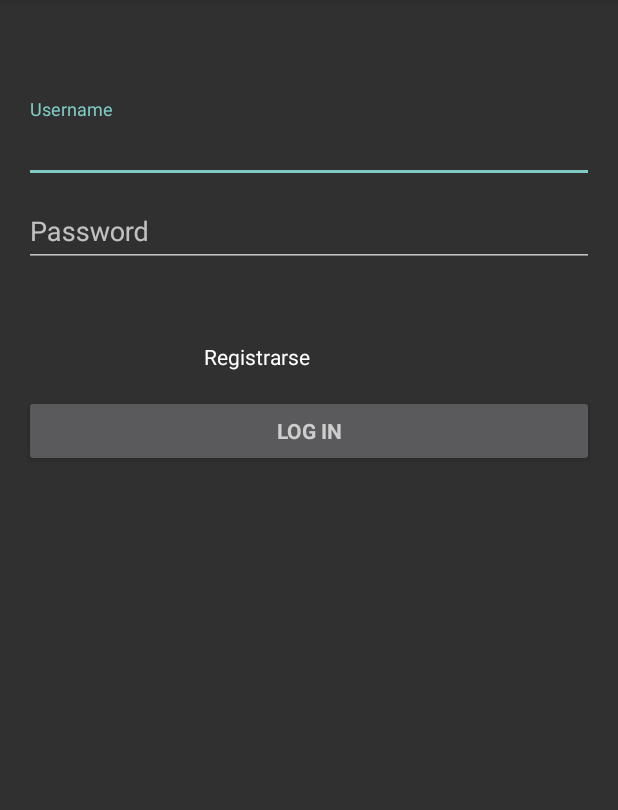
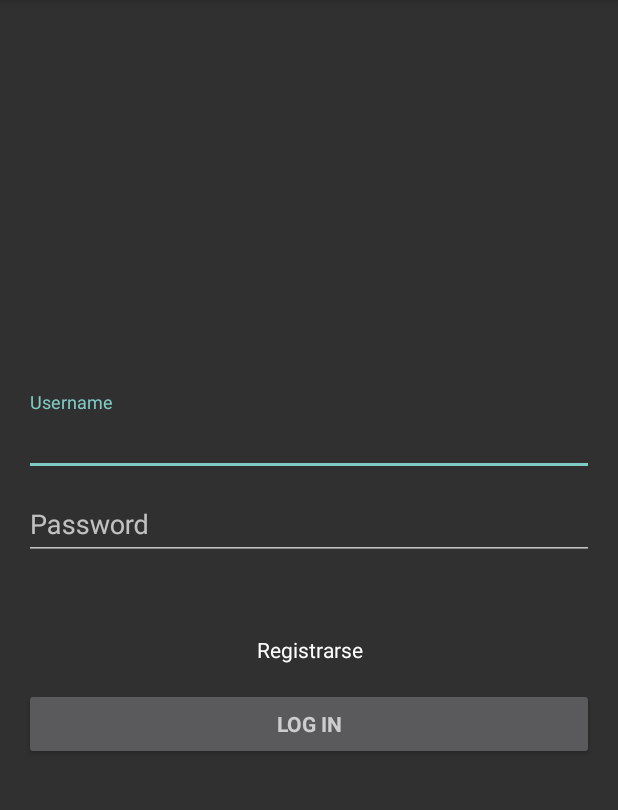
Before and after one commit to Sjgu1/tfg-app, an Android app: the screen it shows after launch (LoginActivity), on a phone screen of 412 x 824 dp, the part 84-894 px from its top. Run offline under Robolectric (Android 15) with nearby library versions, the phone set to English and light mode, and no system bars.

Commit message:
Gravity center

```diff
--- a/MyApplication/app/build.gradle
+++ b/MyApplication/app/build.gradle
@@ -16,6 +16,9 @@ android {
             minifyEnabled false
             proguardFiles getDefaultProguardFile('proguard-android.txt'), 'proguard-rules.pro'
         }
+        debug {
+            debuggable true
+        }
     }
 }
 
--- a/MyApplication/app/src/main/res/layout/activity_login.xml
+++ b/MyApplication/app/src/main/res/layout/activity_login.xml
@@ -21,7 +21,8 @@
     <ScrollView
         android:id="@+id/login_form"
         android:layout_width="match_parent"
-        android:layout_height="match_parent">
+        android:layout_height="wrap_content"
+        android:layout_gravity="center">
 
         <LinearLayout
             android:id="@+id/email_login_form"
@@ -32,19 +33,14 @@
 
             <android.support.design.widget.TextInputLayout
                 android:layout_width="match_parent"
-                android:layout_height="wrap_content"
-                android:layout_marginTop="50dp"
+                android:layout_height="match_parent"
+                android:gravity="center_vertical|center_horizontal|center"
                 android:orientation="vertical">
-
-                <TableRow
-                    android:layout_width="match_parent"
-                    android:layout_height="match_parent" />
 
                 <AutoCompleteTextView
                     android:id="@+id/Username"
                     android:layout_width="match_parent"
                     android:layout_height="wrap_content"
-                    android:layout_marginTop="100dp"
                     android:completionHint="Username"
                     android:hint="@string/username"
                     android:inputType="text"
@@ -76,9 +72,9 @@
                 android:id="@+id/linkRegistro"
                 android:layout_width="match_parent"
                 android:layout_height="wrap_content"
-                android:layout_marginLeft="120dp"
                 android:layout_marginTop="50dp"
                 android:clickable="true"
+                android:gravity="center"
                 android:onClick="onClick"
                 android:text="Registrarse"
                 android:textAppearance="@android:style/TextAppearance.Material.Small.Inverse"
```
